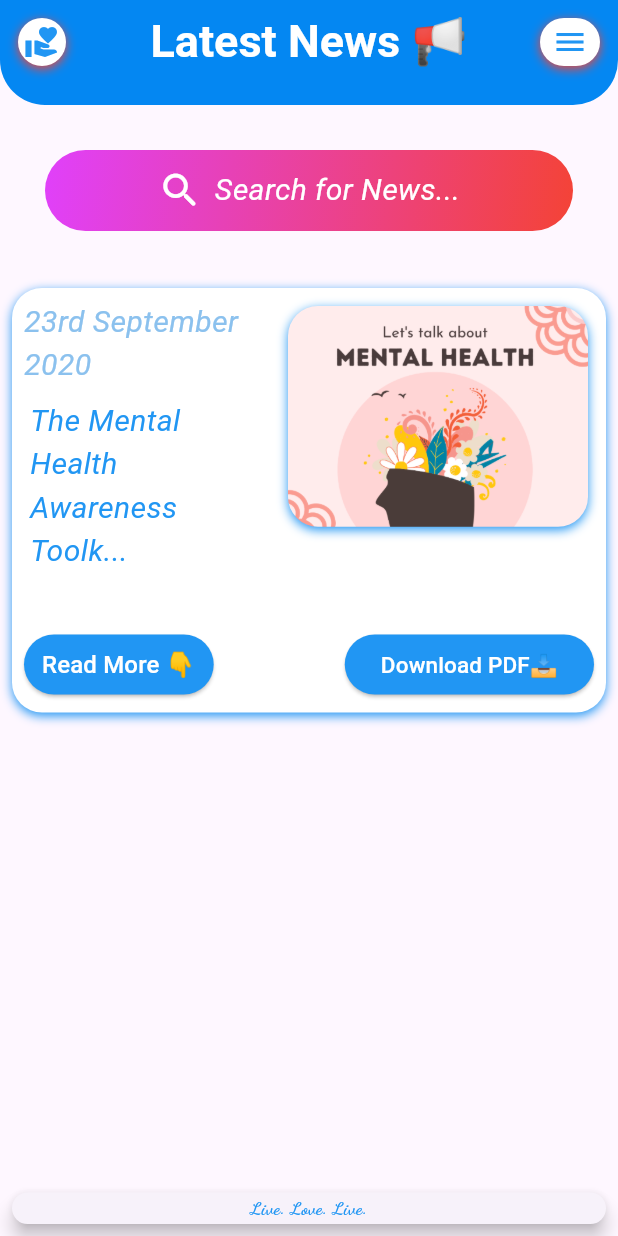
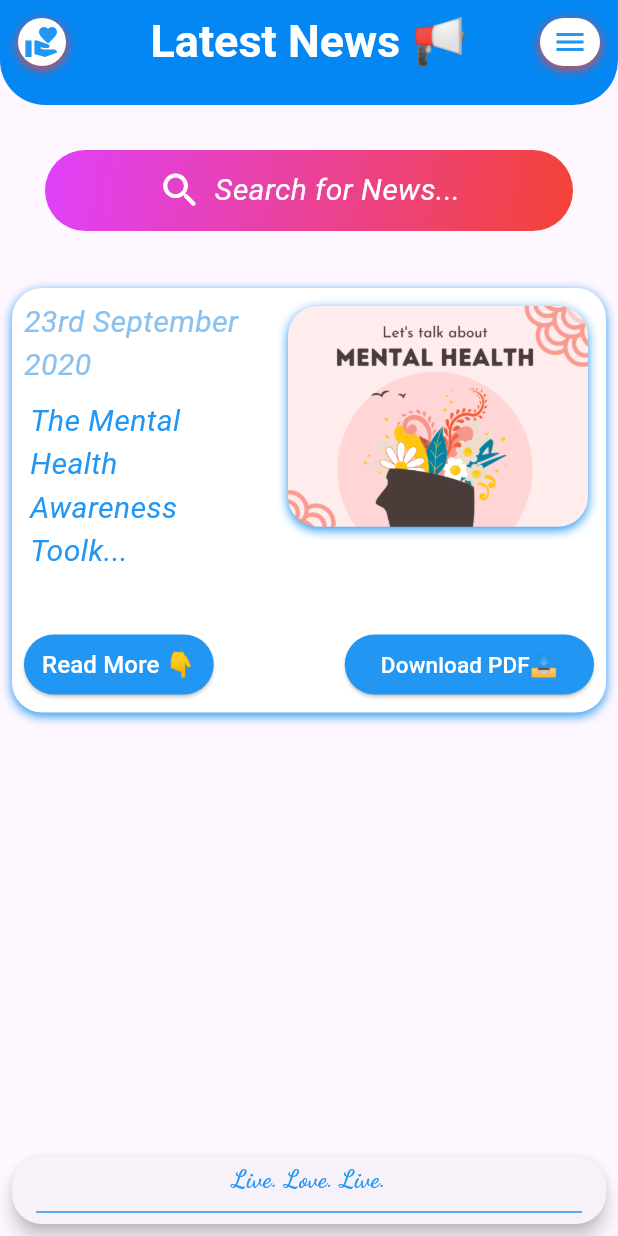
Before and after one commit to Yvonne-Wanja-1/Elim_trust_2, a Flutter app: the LatestnewsPage screen opened by its route, on a phone screen of 412 x 824 dp. Run offline on Flutter 3.47's test engine with Material 3 defaults, Android fonts, the phone set to English and light mode, and no system bars; our stand-ins replace animated_text_kit, curved_navigation_bar, font_awesome_flutter, google_fonts; Roboto replaces fonts that are missing (Arial).

```diff
--- a/elim_trust_2/lib/pages/latestnews.dart
+++ b/elim_trust_2/lib/pages/latestnews.dart
@@ -1,6 +1,5 @@
 import 'package:flutter/material.dart';
 import 'package:google_fonts/google_fonts.dart';
-//import 'package:google_fonts/google_fonts.dart';
 
 class LatestnewsPage extends StatelessWidget {
   const LatestnewsPage({super.key});
@@ -182,8 +181,6 @@ class LatestnewsPage extends StatelessWidget {
                           ),
                         ),
                         const SizedBox(width: 8),
-                        Column(
-                          children: [
                         Container(
                           margin: const EdgeInsets.symmetric(horizontal: 12.0, vertical: 12),
                           width: 200,
@@ -204,8 +201,6 @@ class LatestnewsPage extends StatelessWidget {
                               fit: BoxFit.cover,
                             ),
                           ),
-                            ),
-                          ],
                         ),
                       ],
                     ),
@@ -266,20 +261,22 @@ class LatestnewsPage extends StatelessWidget {
 
 
 
-
-      bottomNavigationBar:Card(
+      bottomNavigationBar: Card(
         elevation: 5,
         margin: const EdgeInsets.all(8.0),
         shape: RoundedRectangleBorder(
           borderRadius: BorderRadius.circular(20),
         ),
-        child: Padding(
-          padding: EdgeInsets.all(2.0), // Added required padding argument
+        child: Column(
+          mainAxisSize: MainAxisSize.min,
+          children: <Widget>[
+            Padding(
+              padding: const EdgeInsets.symmetric(vertical: 3.0), // Adjusted padding
               child: Text(
                 'Live. Love. Live.',
                 style: GoogleFonts.dancingScript(
                   textStyle: const TextStyle(
-                fontSize: 12,
+                    fontSize: 16, // Slightly increased font size
                     color: Colors.blue,
                     fontWeight: FontWeight.bold,
                   ),
@@ -287,9 +284,15 @@ class LatestnewsPage extends StatelessWidget {
                 textAlign: TextAlign.center,
               ),
             ),
+            const Divider(
+              color: Colors.blue,
+              thickness: 1,
+              indent: 16, // Padding on the left
+              endIndent: 16,
             ),
-
-
+          ],
+        ),
+      ),
     );
   }
 }
```
Lines whose indentation alone changed are shown as unchanged.
